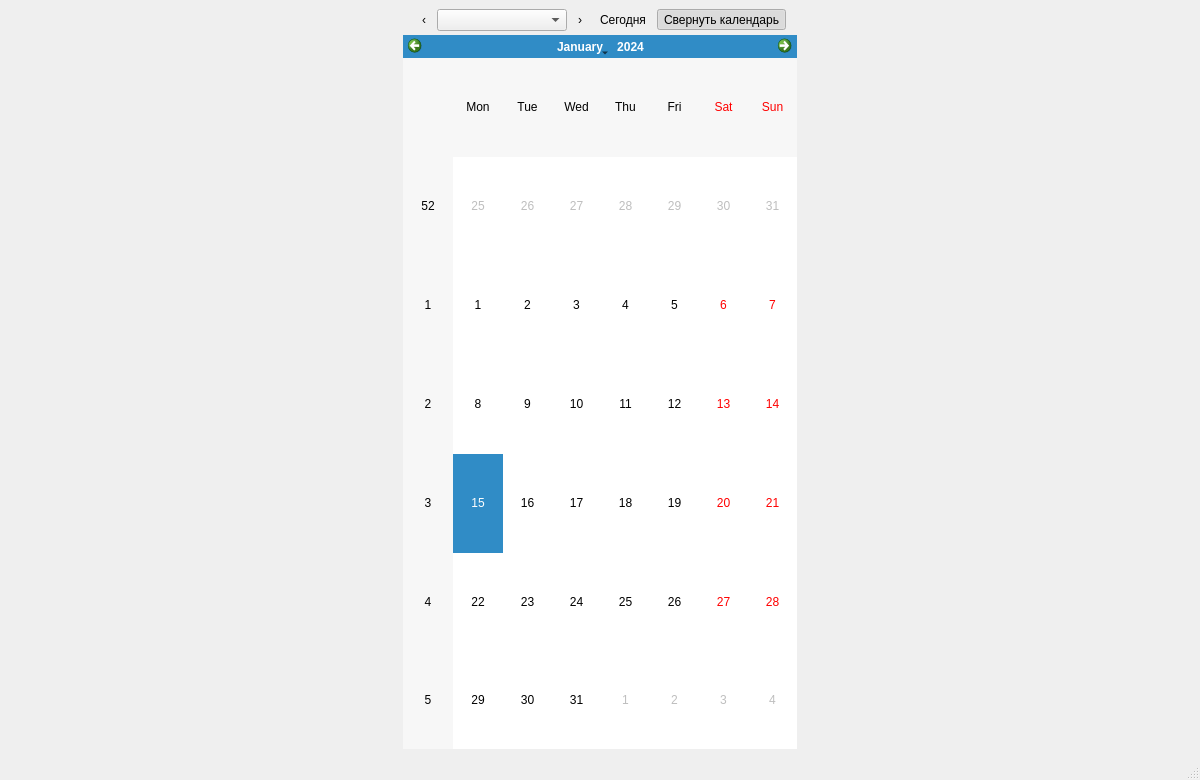
Satkhar/journal_app, file journal_app.ui: the form before one commit.
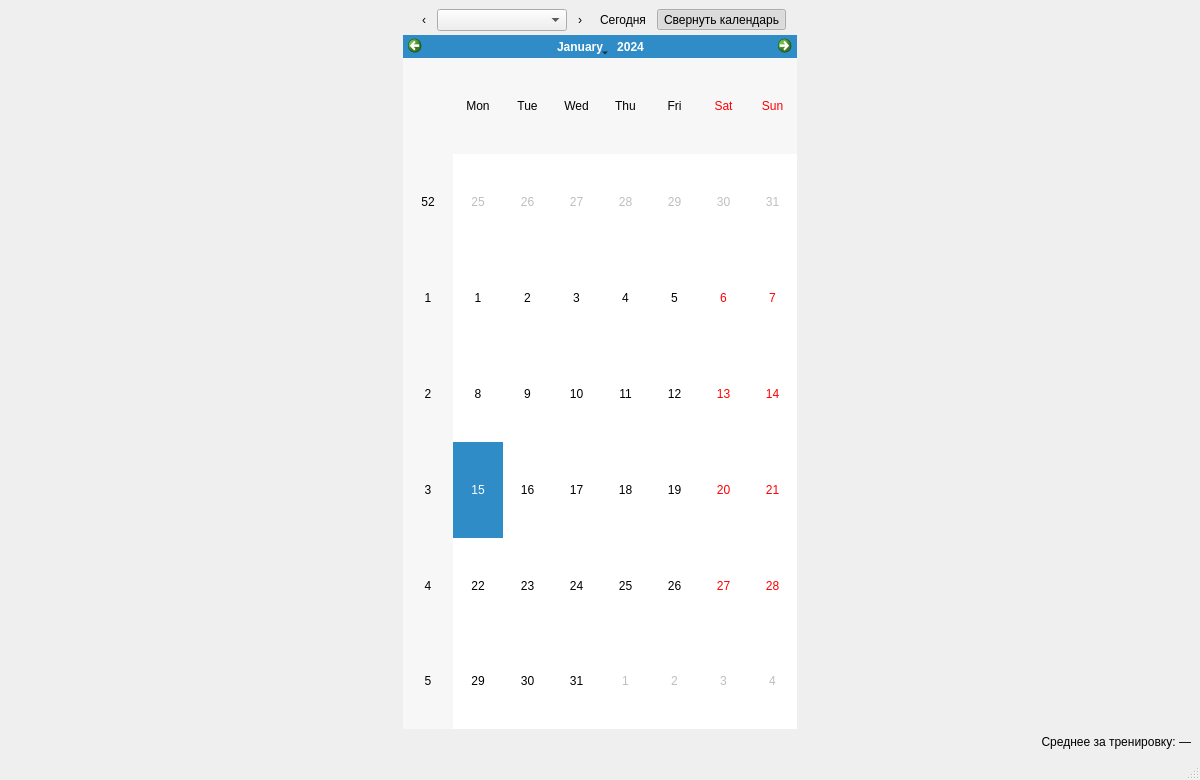
The form after the commit.

What changed in the file:
```diff
--- a/journal_app.ui
+++ b/journal_app.ui
@@ -165,6 +165,16 @@
       </item>
      </layout>
     </item>
+    <item row="2" column="0">
+     <widget class="QLabel" name="monthSummaryLabel">
+      <property name="text">
+       <string>Среднее за тренировку: —</string>
+      </property>
+      <property name="alignment">
+       <set>Qt::AlignmentFlag::AlignRight|Qt::AlignmentFlag::AlignVCenter</set>
+      </property>
+     </widget>
+    </item>
    </layout>
   </widget>
   <widget class="QMenuBar" name="menubar">
```
